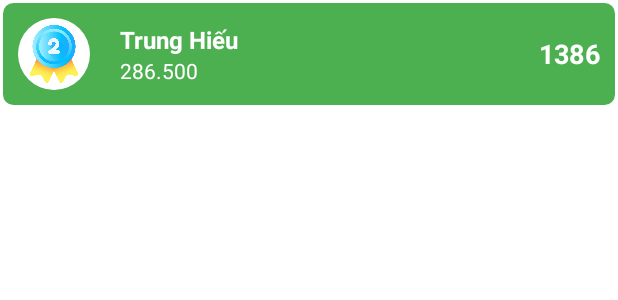
After one commit to dsdsluc/QuizGame, an Android app: the layout item_leaderboard_green.xml on its own in the app's theme, with its tools: preview values and no code run, on a phone screen of 412 x 824 dp. The commit adds this screen. Shown: the top 300 px of the screen. Run offline under Robolectric (Android 15) with nearby library versions, the phone set to English and light mode, and no system bars.

Commit message:
Lam leadboard cho project

```diff
--- a/app/src/main/AndroidManifest.xml
+++ b/app/src/main/AndroidManifest.xml
@@ -11,6 +11,9 @@
         android:roundIcon="@mipmap/ic_launcher_round"
         android:supportsRtl="true"
         android:theme="@style/Theme.QuizGame">
+        <activity
+            android:name=".Leaderboard"
+            android:exported="false" />
         <activity
             android:name=".ResultPage"
             android:exported="false" />
--- /dev/null
+++ b/app/src/main/res/drawable/border_background.xml
@@ -0,0 +1,14 @@
+<shape xmlns:android="http://schemas.android.com/apk/res/android"
+    android:shape="rectangle">
+
+    <!-- Nền -->
+    <solid android:color="#4CAF50" />
+
+    <!-- Viền -->
+    <stroke
+        android:width="2dp"
+        android:color="#FFFFFF" /> <!-- hoặc màu tùy bạn -->
+
+    <!-- Bo góc nếu muốn -->
+    <corners android:radius="8dp" />
+</shape>
--- /dev/null
+++ b/app/src/main/res/drawable/circle_white.xml
@@ -0,0 +1,4 @@
+<shape xmlns:android="http://schemas.android.com/apk/res/android"
+    android:shape="oval">
+    <solid android:color="@android:color/white" />
+</shape>
--- /dev/null
+++ b/app/src/main/res/layout/item_leaderboard_green.xml
@@ -0,0 +1,57 @@
+<LinearLayout xmlns:android="http://schemas.android.com/apk/res/android"
+    xmlns:app="http://schemas.android.com/apk/res-auto"
+    android:layout_width="match_parent"
+    android:layout_height="wrap_content"
+    android:orientation="horizontal"
+    android:background="@drawable/border_background"
+    android:gravity="center_vertical"
+    android:padding="12dp"
+    android:layout_marginBottom="8dp">
+
+    <!-- Avatar -->
+    <ImageView
+        android:id="@+id/imgAvatar"
+        android:layout_width="48dp"
+        android:layout_height="48dp"
+        android:src="@drawable/ic_second"
+        android:background="@drawable/circle_white"
+        android:padding="4dp"
+        android:layout_marginEnd="8dp"
+        android:contentDescription="Avatar" />
+
+    <!-- Tên và điểm -->
+    <LinearLayout
+        android:layout_width="0dp"
+        android:layout_height="wrap_content"
+        android:layout_weight="1"
+        android:orientation="vertical"
+        android:paddingStart="12dp">
+
+        <TextView
+            android:id="@+id/tvName"
+            android:layout_width="wrap_content"
+            android:layout_height="wrap_content"
+            android:text="Trung Hiếu"
+            android:textColor="@android:color/white"
+            android:textSize="16sp"
+            android:textStyle="bold" />
+
+        <TextView
+            android:id="@+id/tvScore"
+            android:layout_width="wrap_content"
+            android:layout_height="wrap_content"
+            android:text="286.500"
+            android:textColor="@android:color/white"
+            android:textSize="14sp" />
+    </LinearLayout>
+
+    <!-- Rank -->
+    <TextView
+        android:id="@+id/tvRank"
+        android:layout_width="wrap_content"
+        android:layout_height="wrap_content"
+        android:text="1386"
+        android:textColor="@android:color/white"
+        android:textSize="18sp"
+        android:textStyle="bold" />
+</LinearLayout>
--- a/app/src/main/res/values/colors.xml
+++ b/app/src/main/res/values/colors.xml
@@ -28,4 +28,6 @@
     <color name="black">#000000</color>
 
     <color name="orange_400">#FFB74D</color>
+
+    <color name="gradient_background">#FFA726</color>
 </resources>
```
Also changed, not shown: app/src/main/java/com/example/quizgame/Leaderboard.java (added, +103 -0 lines), app/src/main/java/com/example/quizgame/LeaderboardAdapter.java (added, +92 -0 lines), app/src/main/java/com/example/quizgame/MainActivity.java (+12 -1 lines), app/src/main/res/drawable/bg_leaderboard_top.xml (added, +8 -0 lines), app/src/main/res/layout/activity_leaderboard.xml (added, +69 -0 lines), app/src/main/res/layout/item_leaderboard_blue.xml (added, +56 -0 lines), app/src/main/res/layout/item_leaderboard_top.xml (added, +66 -0 lines), app/src/main/res/drawable/ic_crown.png (added), app/src/main/res/drawable/ic_diamond.png (added), app/src/main/res/drawable/ic_second.png (added).
